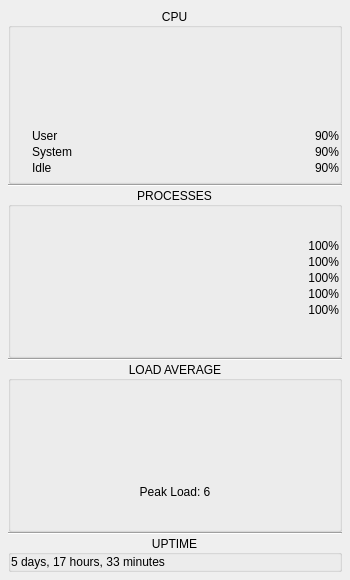
Old version of the form dde-istate-widgets/istatecpuwidget.ui in the repository SeptemberHX/dde-istate-menus.
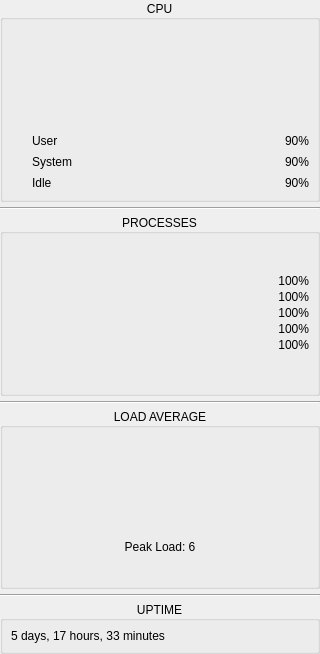
New version of the form. Custom widgets are drawn as their Qt base class.

Diff of the .ui file:
```diff
--- a/dde-istate-widgets/istatecpuwidget.ui
+++ b/dde-istate-widgets/istatecpuwidget.ui
@@ -6,19 +6,19 @@
    <rect>
     <x>0</x>
     <y>0</y>
-    <width>350</width>
-    <height>580</height>
+    <width>320</width>
+    <height>654</height>
    </rect>
   </property>
   <property name="minimumSize">
    <size>
-    <width>350</width>
+    <width>320</width>
     <height>0</height>
    </size>
   </property>
   <property name="maximumSize">
    <size>
-    <width>350</width>
+    <width>320</width>
     <height>16777215</height>
    </size>
   </property>
@@ -27,19 +27,19 @@
   </property>
   <layout class="QVBoxLayout" name="verticalLayout">
    <property name="spacing">
-    <number>0</number>
+    <number>5</number>
    </property>
    <property name="leftMargin">
-    <number>8</number>
+    <number>0</number>
    </property>
    <property name="topMargin">
-    <number>8</number>
+    <number>0</number>
    </property>
    <property name="rightMargin">
-    <number>8</number>
+    <number>0</number>
    </property>
    <property name="bottomMargin">
-    <number>8</number>
+    <number>0</number>
    </property>
    <item>
     <widget class="QGroupBox" name="cpuGroupBox">
@@ -51,19 +51,19 @@
      </property>
      <layout class="QVBoxLayout" name="verticalLayout_3">
       <property name="spacing">
-       <number>0</number>
+       <number>5</number>
       </property>
       <property name="leftMargin">
-       <number>0</number>
+       <number>8</number>
       </property>
       <property name="topMargin">
-       <number>0</number>
+       <number>8</number>
       </property>
       <property name="rightMargin">
-       <number>0</number>
+       <number>8</number>
       </property>
       <property name="bottomMargin">
-       <number>5</number>
+       <number>8</number>
       </property>
       <item>
        <widget class="QWidget" name="cpuPlotWidget" native="true">
@@ -103,13 +103,13 @@
           <widget class="QChartView" name="cpuBarChartView" native="true">
            <property name="minimumSize">
             <size>
-             <width>90</width>
+             <width>80</width>
              <height>100</height>
             </size>
            </property>
            <property name="maximumSize">
             <size>
-             <width>90</width>
+             <width>80</width>
              <height>100</height>
             </size>
            </property>
@@ -330,6 +330,12 @@
    </item>
    <item>
     <widget class="Line" name="line">
+     <property name="maximumSize">
+      <size>
+       <width>16777215</width>
+       <height>2</height>
+      </size>
+     </property>
      <property name="orientation">
       <enum>Qt::Horizontal</enum>
      </property>
@@ -345,19 +351,19 @@
      </property>
      <layout class="QGridLayout" name="gridLayout">
       <property name="leftMargin">
-       <number>0</number>
+       <number>8</number>
       </property>
       <property name="topMargin">
-       <number>0</number>
+       <number>8</number>
       </property>
       <property name="rightMargin">
-       <number>0</number>
+       <number>8</number>
       </property>
       <property name="bottomMargin">
-       <number>5</number>
+       <number>8</number>
       </property>
       <property name="spacing">
-       <number>0</number>
+       <number>5</number>
       </property>
       <item row="2" column="0">
        <layout class="QGridLayout" name="processGridLayout">
@@ -611,6 +617,12 @@
    </item>
    <item>
     <widget class="Line" name="line_2">
+     <property name="maximumSize">
+      <size>
+       <width>16777215</width>
+       <height>2</height>
+      </size>
+     </property>
      <property name="orientation">
       <enum>Qt::Horizontal</enum>
      </property>
@@ -629,16 +641,16 @@
        <number>0</number>
       </property>
       <property name="leftMargin">
-       <number>0</number>
+       <number>8</number>
       </property>
       <property name="topMargin">
-       <number>0</number>
+       <number>8</number>
       </property>
       <property name="rightMargin">
-       <number>0</number>
+       <number>8</number>
       </property>
       <property name="bottomMargin">
-       <number>5</number>
+       <number>8</number>
       </property>
       <item>
        <widget class="QChartView" name="loadChartView" native="true">
@@ -767,6 +779,12 @@
    </item>
    <item>
     <widget class="Line" name="line_3">
+     <property name="maximumSize">
+      <size>
+       <width>16777215</width>
+       <height>2</height>
+      </size>
+     </property>
      <property name="orientation">
       <enum>Qt::Horizontal</enum>
      </property>
@@ -788,19 +806,19 @@
      </property>
      <layout class="QVBoxLayout" name="verticalLayout_2">
       <property name="spacing">
-       <number>0</number>
+       <number>5</number>
       </property>
       <property name="leftMargin">
-       <number>0</number>
+       <number>8</number>
       </property>
       <property name="topMargin">
-       <number>0</number>
+       <number>8</number>
       </property>
       <property name="rightMargin">
-       <number>0</number>
+       <number>8</number>
       </property>
       <property name="bottomMargin">
-       <number>0</number>
+       <number>8</number>
       </property>
       <item>
        <widget class="QLabel" name="uptimeLabel">
```
